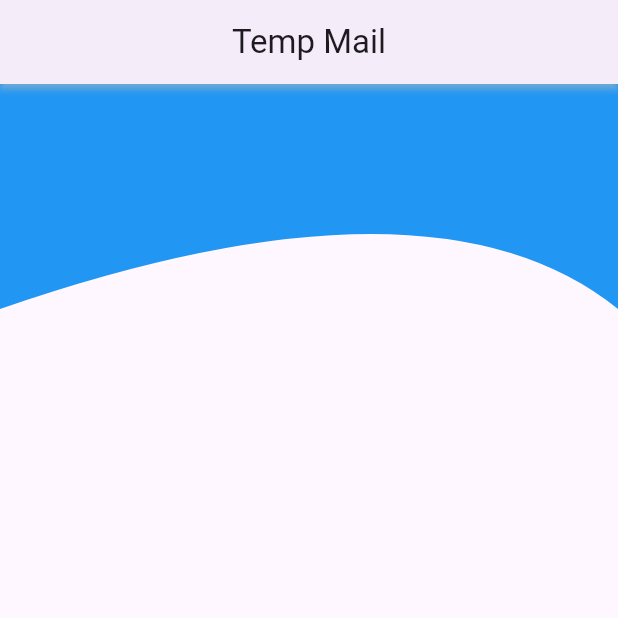
After one commit to NNDipuIslam/email, a Flutter app: the screen it shows after launch, on a phone screen of 412 x 824 dp, the top half of it. The commit adds this screen. Run offline on Flutter 3.47's test engine with Material 3 defaults, Android fonts, the phone set to English and light mode, and no system bars; our stand-ins replace bloc; network calls fail.

Commit message:
fetching the domain data from api

```diff
--- a/lib/features/bloc/bloc_event.dart
+++ /dev/null
@@ -1,4 +0,0 @@
-part of 'bloc_bloc.dart';
-
-@immutable
-sealed class BlocEvent {}
--- a/lib/features/bloc/bloc_state.dart
+++ /dev/null
@@ -1,6 +0,0 @@
-part of 'bloc_bloc.dart';
-
-@immutable
-sealed class BlocState {}
-
-final class BlocInitial extends BlocState {}
--- /dev/null
+++ b/lib/features/bloc/posts_bloc.dart
@@ -0,0 +1,27 @@
+import 'dart:async';
+import 'dart:math';
+
+import 'package:bloc/bloc.dart';
+import 'package:meta/meta.dart';
+import 'package:http/http.dart' as http;
+
+part 'posts_event.dart';
+part 'posts_state.dart';
+
+class PostsBloc extends Bloc<PostsEvent, PostsState> {
+  PostsBloc() : super(PostsInitial()) {
+    on<InitialFetchEvent>(postsinitialfetchevent);
+  }
+
+  Future<FutureOr<void>> postsinitialfetchevent(
+      InitialFetchEvent event, Emitter<PostsState> emit) async {
+    var client = http.Client();
+    try {
+      var response =
+          await client.get(Uri.parse('https://api.mail.tm/domains?page=1'));
+      print(response.body);
+    } catch (e) {
+      log(e.toString() as num);
+    }
+  }
+}
--- /dev/null
+++ b/lib/features/bloc/posts_event.dart
@@ -0,0 +1,6 @@
+part of 'posts_bloc.dart';
+
+@immutable
+sealed class PostsEvent {}
+
+class InitialFetchEvent extends PostsEvent {}
--- /dev/null
+++ b/lib/features/bloc/posts_state.dart
@@ -0,0 +1,6 @@
+part of 'posts_bloc.dart';
+
+@immutable
+sealed class PostsState {}
+
+final class PostsInitial extends PostsState {}
--- /dev/null
+++ b/lib/features/models/clipPath.dart
@@ -0,0 +1,21 @@
+import 'dart:ui';
+import 'package:flutter/material.dart';
+
+class mycustomclipper extends CustomClipper<Path> {
+  @override
+  Path getClip(Size size) {
+    double w = size.width;
+    double h = size.height;
+    final path = Path();
+    path.lineTo(0, h);
+    path.quadraticBezierTo(w * 0.7, h - 100, w, h);
+    path.lineTo(w, 0);
+    path.close();
+    return path;
+  }
+
+  @override
+  bool shouldReclip(covariant CustomClipper<Path> oldClipper) {
+    return false;
+  }
+}
--- /dev/null
+++ b/lib/features/ui/domain.dart
@@ -0,0 +1,41 @@
+import 'package:email/features/bloc/posts_bloc.dart';
+import 'package:email/features/models/clipPath.dart';
+import 'package:flutter/material.dart';
+
+class domain extends StatefulWidget {
+  const domain({super.key});
+
+  @override
+  State<domain> createState() => _domainState();
+}
+
+class _domainState extends State<domain> {
+  final PostsBloc postsBloc = PostsBloc();
+  @override
+  void initState() {
+    postsBloc.add(InitialFetchEvent());
+    super.initState();
+  }
+
+  @override
+  Widget build(BuildContext context) {
+    return Scaffold(
+      appBar: AppBar(
+        title: Center(child: Text("Temp Mail")),
+        elevation: 2,
+        shadowColor: Colors.white,
+      ),
+      body: Column(
+        children: [
+          ClipPath(
+            clipper: mycustomclipper(),
+            child: Container(
+              height: 150,
+              color: Colors.blue,
+            ),
+          ),
+        ],
+      ),
+    );
+  }
+}
--- a/lib/main.dart
+++ b/lib/main.dart
@@ -1,7 +1,8 @@
+import 'package:email/features/ui/domain.dart';
 import 'package:email/features/ui/login.dart';
 import 'package:flutter/material.dart';
 
-void main() {
+void main() async {
   runApp(const MyApp());
 }
 
@@ -10,9 +11,9 @@ class MyApp extends StatelessWidget {
 
   @override
   Widget build(BuildContext context) {
-    return MaterialApp(
+    return const MaterialApp(
       debugShowCheckedModeBanner: false,
-      home: login(),
+      home: domain(),
     );
   }
 }
--- a/pubspec.yaml
+++ b/pubspec.yaml
@@ -31,6 +31,7 @@ dependencies:
   flutter:
     sdk: flutter
   bloc:
+  http:
 
 
   # The following adds the Cupertino Icons font to your application.
```
Also changed, not shown: lib/features/bloc/bloc_bloc.dart (deleted, +0 -13 lines), lib/features/models/domain_post_ui_data_model.dart (added, +44 -0 lines), lib/features/ui/login.dart (+1 -19 lines), pubspec.lock.
